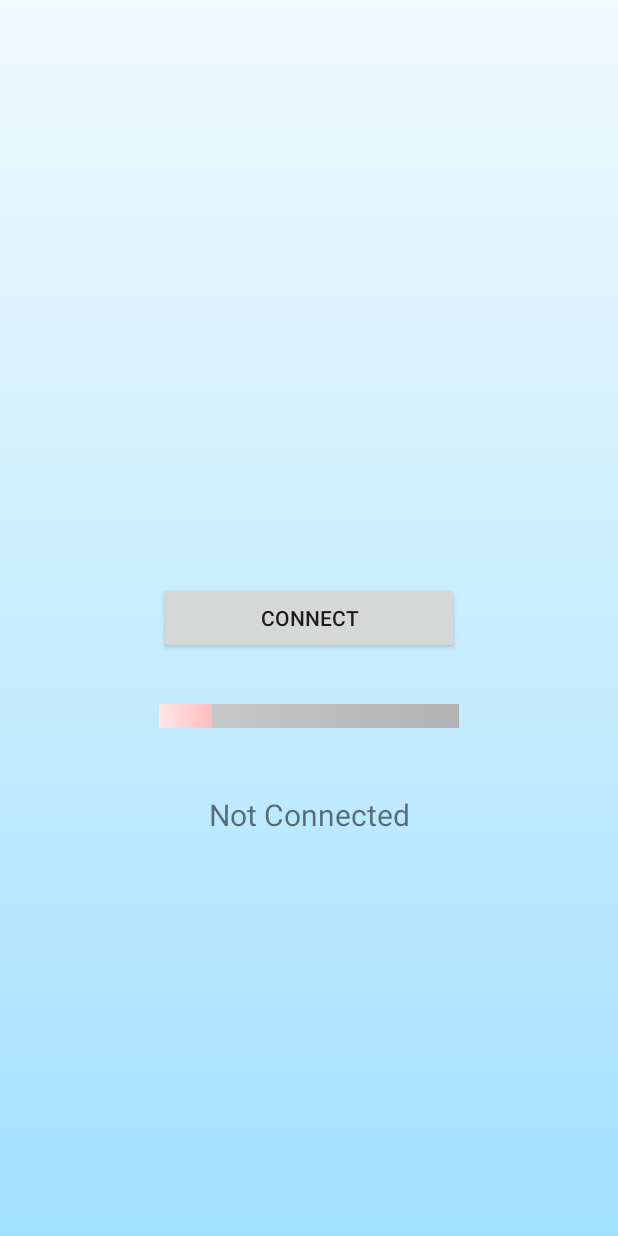
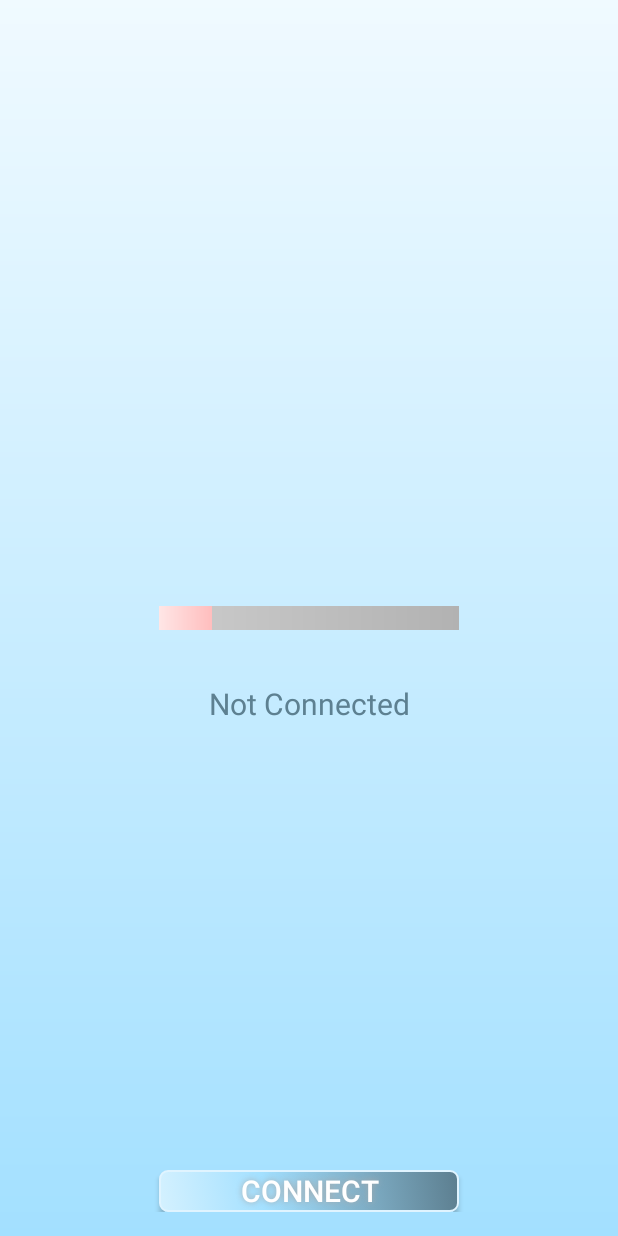
Before and after one commit to Devgrapher/Ironman, an Android app: the screen it shows after launch (MainActivity), on a phone screen of 412 x 824 dp. Run offline under Robolectric (Android 15) with nearby library versions, the phone set to English and light mode, and no system bars.

Commit message:
button design updated

```diff
--- a/app/src/main/java/com/example/jihun/ironman/MainActivity.java
+++ b/app/src/main/java/com/example/jihun/ironman/MainActivity.java
@@ -63,7 +63,8 @@ public class MainActivity extends Activity {
         txt_speach_result_ = (TextView) findViewById(R.id.textViewSpeachResult);
         txt_speach_result_.setText(getResources().getString(R.string.txtview_not_connected));
 
-        // Wraps 'speech_listener_' in 'Filter classes', so that it only gets filtered speeches.
+        /* Wraps 'speech_listener_' in 'Filter classes', so that it only gets filtered speeches. */
+
         CommandSpeechFilter cmd_filter = new CommandSpeechFilter(speech_listener_);
         cmd_filter.addPattern(kCommandLightOn,
                 new ArrayList<>(Arrays.asList(kCommandLightOnVariant)));
--- /dev/null
+++ b/app/src/main/res/drawable/button.xml
@@ -0,0 +1,7 @@
+<?xml version="1.0" encoding="utf-8"?>
+<selector xmlns:android="http://schemas.android.com/apk/res/android">
+    <item android:state_focused="true" android:state_pressed="false" android:drawable="@drawable/button_default" />
+    <item android:state_focused="true" android:state_pressed="true" android:drawable="@drawable/button_focus" />
+    <item android:state_focused="false" android:state_pressed="true" android:drawable="@drawable/button_focus" />
+    <item android:drawable="@drawable/button_default" />
+</selector>
--- /dev/null
+++ b/app/src/main/res/drawable/button_default.xml
@@ -0,0 +1,27 @@
+<shape xmlns:android="http://schemas.android.com/apk/res/android" android:shape="rectangle" >
+<corners
+    android:radius="5dp"
+    />
+<gradient
+    android:angle="45"
+    android:centerX="35%"
+    android:centerColor="#A3E0FF"
+    android:startColor="#D4F1FF"
+    android:endColor="#5C7E8F"
+    android:type="linear"
+    />
+<padding
+    android:left="0dp"
+    android:top="0dp"
+    android:right="0dp"
+    android:bottom="0dp"
+    />
+<size
+    android:width="200dp"
+    android:height="25dp"
+    />
+<stroke
+    android:width="1dp"
+    android:color="#E0F4FF"
+    />
+</shape>
--- /dev/null
+++ b/app/src/main/res/drawable/button_focus.xml
@@ -0,0 +1,28 @@
+<?xml version="1.0" encoding="utf-8"?>
+<shape xmlns:android="http://schemas.android.com/apk/res/android" android:shape="rectangle" >
+<corners
+    android:radius="5dp"
+    />
+<gradient
+    android:angle="45"
+    android:centerX="35%"
+    android:centerColor="#A3E0FF"
+    android:startColor="#D4F1FF"
+    android:endColor="#D4F1FF"
+    android:type="linear"
+    />
+<padding
+    android:left="0dp"
+    android:top="0dp"
+    android:right="0dp"
+    android:bottom="0dp"
+    />
+<size
+    android:width="200dp"
+    android:height="25dp"
+    />
+<stroke
+    android:width="1dp"
+    android:color="#FFFFFF"
+    />
+</shape>
--- a/app/src/main/res/layout/activity_bluetooth_pair.xml
+++ b/app/src/main/res/layout/activity_bluetooth_pair.xml
@@ -32,6 +32,7 @@
         android:layout_height="wrap_content"
         android:text="@string/button_bluetooth_device_refresh"
         android:id="@+id/buttonBluetoothDeviceRefresh"
+        android:background="@drawable/button"
         android:layout_alignParentBottom="true"
         android:layout_alignParentRight="true"
         android:layout_alignParentEnd="true"
--- a/app/src/main/res/layout/activity_main.xml
+++ b/app/src/main/res/layout/activity_main.xml
@@ -9,40 +9,46 @@
     android:id="@+id/mainLayout">
 
     <Button
+        android:id="@+id/buttonConnect"
+
+        android:text="@string/ButtonConnect"
+        android:textColor="#FFFFFF"
+        android:textSize="20sp"
+
         android:layout_width="wrap_content"
-        android:layout_height="wrap_content"
-        android:text="@string/ButtonConnect"
-        android:id="@+id/buttonConnect"
+        android:layout_height="28dp"
+        android:background="@drawable/button"
+        android:shadowColor="#A8A8A8"
+        android:shadowDx="0"
+        android:shadowDy="0"
+        android:shadowRadius="5"
+        android:minWidth="200dp"
         android:onClick="onPair"
-        android:layout_centerVertical="true"
-        android:layout_centerHorizontal="true"
-        android:minWidth="200dp" />
+        android:layout_alignParentBottom="true"
+        android:layout_alignStart="@+id/textViewSpeachResult" />
 
     <TextView
         android:layout_width="wrap_content"
         android:layout_height="wrap_content"
         android:text="@string/txtview_not_connected"
+        android:textColor="#5D8091"
         android:id="@+id/textViewSpeachResult"
         android:minWidth="200dp"
         android:textSize="@dimen/font_size"
         android:gravity="center"
         android:layout_below="@+id/progressBarSpeech"
-        android:layout_alignLeft="@+id/progressBarSpeech"
-        android:layout_alignStart="@+id/progressBarSpeech"
-        android:layout_marginTop="44dp" />
+        android:layout_centerHorizontal="true"
+        android:layout_marginTop="35dp" />
 
     <ProgressBar
         style="?android:attr/progressBarStyleHorizontal"
         android:layout_width="wrap_content"
         android:layout_height="wrap_content"
         android:id="@+id/progressBarSpeech"
-        android:layout_below="@+id/buttonConnect"
-        android:layout_alignLeft="@+id/buttonConnect"
-        android:layout_alignStart="@+id/buttonConnect"
-        android:layout_marginTop="33dp"
-        android:layout_alignRight="@+id/buttonConnect"
-        android:layout_alignEnd="@+id/buttonConnect"
         android:indeterminate="false"
-        android:progressDrawable="@drawable/customprogressbar" />
+        android:progressDrawable="@drawable/customprogressbar"
+        android:layout_centerVertical="true"
+        android:layout_centerHorizontal="true"
+        android:minWidth="200dp" />
 
 </RelativeLayout>
```
